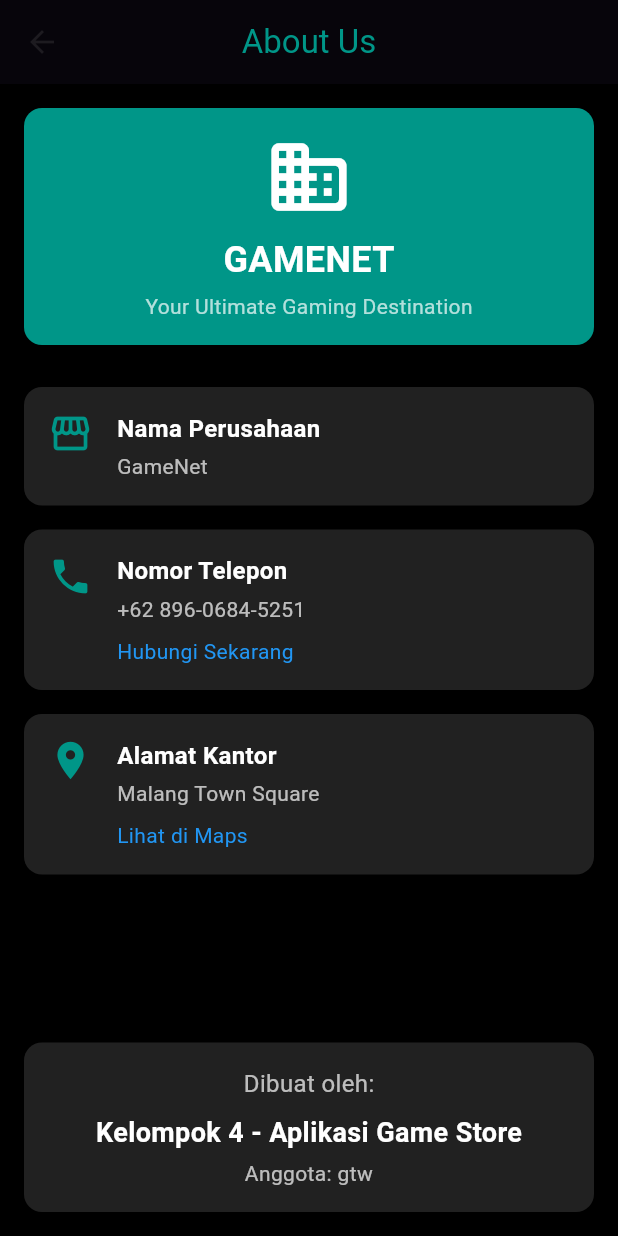
After one commit to GlooMy03/DemoMobil3, a Flutter app: the AboutView screen opened by its route, on a phone screen of 412 x 824 dp. The commit adds this screen. Run offline on Flutter 3.47's test engine with Material 3 defaults, Android fonts, the phone set to English and light mode, and no system bars; our stand-ins replace audioplayers, cached_network_image, cloud_firestore, firebase_auth, firebase_core, firebase_messaging and 10 more; accounts and stored records are empty.

Commit message:
tugas 1 di about us

```diff
--- /dev/null
+++ b/lib/app/modules/about/bindings/about_binding.dart
@@ -0,0 +1,9 @@
+import 'package:coba4/app/modules/about/controllers/about_controller.dart';
+import 'package:get/get.dart';
+
+class AboutBinding extends Bindings {
+  @override
+  void dependencies() {
+    Get.lazyPut<AboutController>(() => AboutController());
+  }
+}
--- /dev/null
+++ b/lib/app/modules/about/controllers/about_controller.dart
@@ -0,0 +1,39 @@
+import 'package:get/get.dart';
+import 'package:url_launcher/url_launcher.dart';
+
+class AboutController extends GetxController {
+  final String companyName = "GameNet";
+  final String officeLocation = "Malang Town Square";
+  final String officeCoordinates =
+      "-7.956893854896705, 112.61875882066485"; // Latitude, Longitude
+  final String phoneNumber = "+62 896-0684-5251";
+
+  Future<void> openGoogleMaps() async {
+    final googleMapsUrl =
+        "https://www.google.com/maps/dir/?api=1&destination=$officeCoordinates";
+    if (await canLaunchUrl(Uri.parse(googleMapsUrl))) {
+      await launchUrl(Uri.parse(googleMapsUrl),
+          mode: LaunchMode.externalApplication);
+    } else {
+      Get.snackbar(
+        'Error',
+        'Tidak dapat membuka Google Maps.',
+        snackPosition: SnackPosition.BOTTOM,
+      );
+    }
+  }
+
+  // Fungsi untuk memanggil nomor telepon kantor
+  Future<void> callPhoneNumber() async {
+    final telUrl = "tel:$phoneNumber";
+    if (await canLaunchUrl(Uri.parse(telUrl))) {
+      await launchUrl(Uri.parse(telUrl), mode: LaunchMode.externalApplication);
+    } else {
+      Get.snackbar(
+        'Error',
+        'Tidak dapat melakukan panggilan.',
+        snackPosition: SnackPosition.BOTTOM,
+      );
+    }
+  }
+}
--- /dev/null
+++ b/lib/app/modules/about/views/about_page.dart
@@ -0,0 +1,192 @@
+import 'package:coba4/app/modules/about/controllers/about_controller.dart';
+import 'package:flutter/material.dart';
+import 'package:get/get.dart';
+
+class AboutView extends GetView<AboutController> {
+  const AboutView({Key? key}) : super(key: key);
+
+  @override
+  Widget build(BuildContext context) {
+    return Scaffold(
+      appBar: AppBar(
+        title: const Text(
+          "About Us",
+          style: TextStyle(color: Colors.teal),
+        ),
+        backgroundColor: Colors.black,
+        centerTitle: true,
+        elevation: 2.0,
+      ),
+      backgroundColor: Colors.black,
+      body: Padding(
+        padding: const EdgeInsets.all(16.0),
+        child: Column(
+          children: [
+            // Section Header
+            Container(
+              alignment: Alignment.center,
+              padding: const EdgeInsets.all(16.0),
+              decoration: BoxDecoration(
+                color: Colors.teal,
+                borderRadius: BorderRadius.circular(12),
+              ),
+              child: Column(
+                children: [
+                  const Icon(
+                    Icons.business_rounded,
+                    size: 60,
+                    color: Colors.white,
+                  ),
+                  const SizedBox(height: 8),
+                  const Text(
+                    "GAMENET",
+                    style: TextStyle(
+                      fontSize: 24,
+                      fontWeight: FontWeight.bold,
+                      color: Colors.white,
+                    ),
+                  ),
+                  const SizedBox(height: 4),
+                  const Text(
+                    "Your Ultimate Gaming Destination",
+                    style: TextStyle(
+                      fontSize: 14,
+                      color: Colors.white70,
+                    ),
+                  ),
+                ],
+              ),
+            ),
+            const SizedBox(height: 20),
+
+            // Section Details
+            Expanded(
+              child: ListView(
+                children: [
+                  _buildDetailTile(
+                    icon: Icons.storefront,
+                    title: "Nama Perusahaan",
+                    value: controller.companyName,
+                  ),
+                  _buildDetailTile(
+                    icon: Icons.phone,
+                    title: "Nomor Telepon",
+                    value: controller.phoneNumber,
+                    action: GestureDetector(
+                      onTap: controller.callPhoneNumber,
+                      child: const Text(
+                        "Hubungi Sekarang",
+                        style: TextStyle(fontSize: 14, color: Colors.blue),
+                      ),
+                    ),
+                  ),
+                  _buildDetailTile(
+                    icon: Icons.location_on,
+                    title: "Alamat Kantor",
+                    value: controller.officeLocation,
+                    action: GestureDetector(
+                      onTap: controller.openGoogleMaps,
+                      child: const Text(
+                        "Lihat di Maps",
+                        style: TextStyle(fontSize: 14, color: Colors.blue),
+                      ),
+                    ),
+                  ),
+                ],
+              ),
+            ),
+
+            const SizedBox(height: 20),
+
+            // Nama Kelompok (Footer)
+            Container(
+              alignment: Alignment.center,
+              padding: const EdgeInsets.all(16.0),
+              decoration: BoxDecoration(
+                color: Colors.grey[900],
+                borderRadius: BorderRadius.circular(12),
+              ),
+              child: Column(
+                children: const [
+                  Text(
+                    "Dibuat oleh:",
+                    style: TextStyle(
+                      fontSize: 16,
+                      color: Colors.white70,
+                    ),
+                  ),
+                  SizedBox(height: 8),
+                  Text(
+                    "Kelompok 4 - Aplikasi Game Store",
+                    style: TextStyle(
+                      fontSize: 18,
+                      fontWeight: FontWeight.bold,
+                      color: Colors.white,
+                    ),
+                  ),
+                  SizedBox(height: 4),
+                  Text(
+                    "Anggota: gtw",
+                    textAlign: TextAlign.center,
+                    style: TextStyle(
+                      fontSize: 14,
+                      color: Colors.white70,
+                    ),
+                  ),
+                ],
+              ),
+            ),
+          ],
+        ),
+      ),
+    );
+  }
+
+  // Fungsi untuk membangun elemen detail
+  Widget _buildDetailTile({
+    required IconData icon,
+    required String title,
+    required String value,
+    Widget? action,
+  }) {
+    return Container(
+      margin: const EdgeInsets.symmetric(vertical: 8.0),
+      padding: const EdgeInsets.all(16.0),
+      decoration: BoxDecoration(
+        color: Colors.grey[900],
+        borderRadius: BorderRadius.circular(12),
+      ),
+      child: Row(
+        crossAxisAlignment: CrossAxisAlignment.start,
+        children: [
+          Icon(icon, size: 30, color: Colors.teal),
+          const SizedBox(width: 16),
+          Expanded(
+            child: Column(
+              crossAxisAlignment: CrossAxisAlignment.start,
+              children: [
+                Text(
+                  title,
+                  style: const TextStyle(
+                    fontSize: 16,
+                    fontWeight: FontWeight.bold,
+                    color: Colors.white,
+                  ),
+                ),
+                const SizedBox(height: 4),
+                Text(
+                  value,
+                  style: const TextStyle(fontSize: 14, color: Colors.white70),
+                ),
+                if (action != null) ...[
+                  const SizedBox(height: 8),
+                  action,
+                ],
+              ],
+            ),
+          ),
+        ],
+      ),
+    );
+  }
+}
--- a/lib/app/modules/home/views/home_view.dart
+++ b/lib/app/modules/home/views/home_view.dart
@@ -12,9 +12,15 @@ class HomeView extends StatelessWidget {
       backgroundColor: Colors.black,
       appBar: AppBar(
         backgroundColor: Colors.black,
-        title: Text(
-          'GAMENET',
-          style: TextStyle(color: Colors.teal),
+        title: GestureDetector(
+          onTap: () {
+            // Arahkan ke halaman lain ketika teks GAMENET ditekan
+            Get.toNamed('/about'); // Ganti '/home' dengan route yang sesuai
+          },
+          child: Text(
+            'GAMENET',
+            style: TextStyle(color: Colors.teal),
+          ),
         ),
         actions: [
           IconButton(
--- a/lib/app/routes/app_pages.dart
+++ b/lib/app/routes/app_pages.dart
@@ -8,6 +8,8 @@ import 'package:coba4/app/modules/Game_Detail/modules/get_connect/views/get_conn
 import 'package:coba4/app/modules/Game_Detail/modules/home/views/desk_view.dart';
 import 'package:coba4/app/modules/Search/View/Search_view.dart';
 import 'package:coba4/app/modules/Search/bindings/search_binding.dart';
+import 'package:coba4/app/modules/about/bindings/about_binding.dart';
+import 'package:coba4/app/modules/about/views/about_page.dart';
 import 'package:coba4/app/modules/home/views/home_view.dart';
 import 'package:coba4/app/modules/login/views/loginview.dart';
 import 'package:coba4/app/modules/profil_edit/bindings/profile_binding.dart';
@@ -44,7 +46,6 @@ class AppPages {
       binding: LandingBinding(),
     ),
 
-
     GetPage(
       name: '/profile',
       page: () => ProfilePage(),
@@ -55,6 +56,12 @@ class AppPages {
       name: '/search',
       page: () => SearchView(),
       binding: SearchBinding(), // tambahkan binding di sini
+    ),
+
+    GetPage(
+      name: '/about',
+      page: () => AboutView(),
+      binding: AboutBinding(), // tambahkan binding di sini
     ),
 
     //tambahan Getconnect
@@ -83,8 +90,5 @@ class AppPages {
         description: Get.arguments?['description'] ?? '',
       ),
     ),
-
-
-
   ];
 }
--- a/lib/app/routes/app_routes.dart
+++ b/lib/app/routes/app_routes.dart
@@ -8,7 +8,7 @@ abstract class Routes {
   static const LOGIN = _Paths.LOGIN;
   static const GAMEDETAILSCREEN = _Paths.GAMEDETAILSCREEN;
   static const LANDING = _Paths.LANDING;
-
+  static const ABOUT = _Paths.ABOUT;
 
   //Tambahan Getconnect
   static const GETCONNECT = _Paths.GETCONNECT;
@@ -23,6 +23,7 @@ abstract class _Paths {
   static const LOGIN = '/login';
   static const GAMEDETAILSCREEN = '/GameDetailScreen';
   static const LANDING = '/lending';
+  static const ABOUT = '/about';
 
   //Tambahan Getconnect
   static const GETCONNECT = '/get_connect_view';
@@ -36,4 +37,5 @@ class AppRoutes {
   static const PROFILE = '/profile';
   static const SEARCH = '/search';
   static const CREATETASKSCREEN = '/createtaskscreen';
+  static const ABOUT = '/about';
 }
```
Lines whose indentation alone changed are shown as unchanged.
